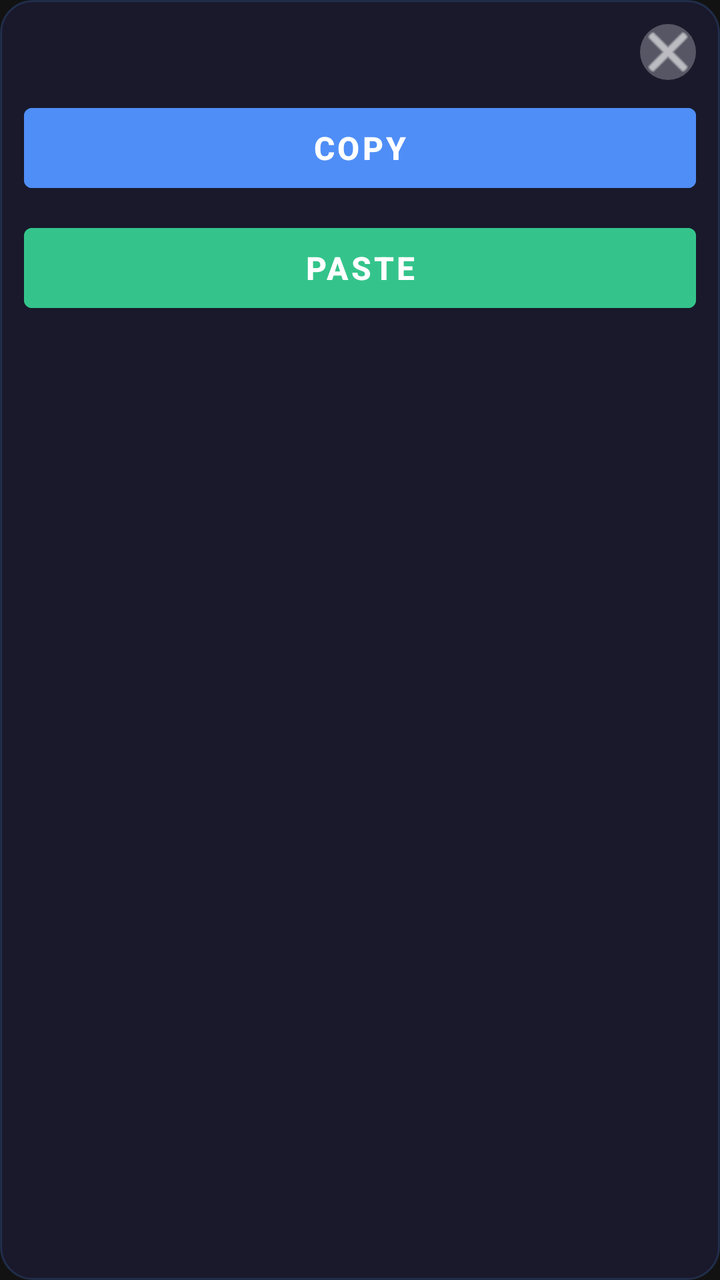
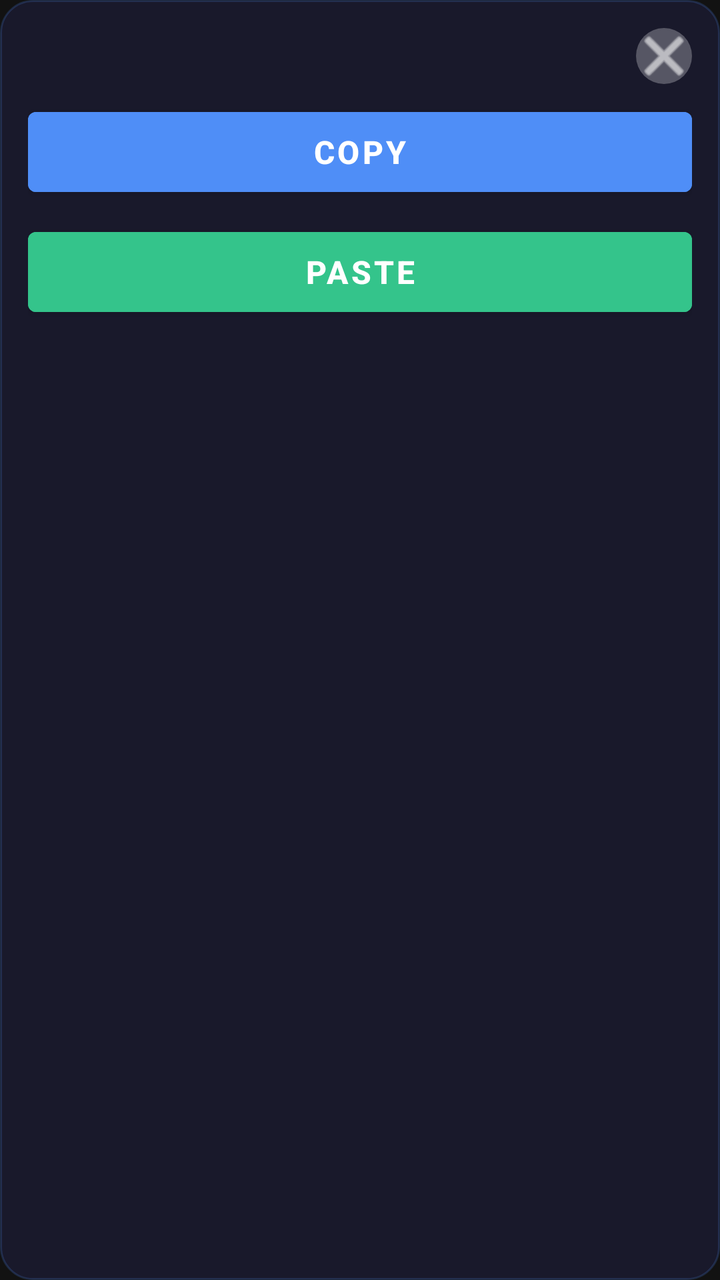

Screens rendered from an Android XML layout before and after an edit, with the pre-edit source and the edit as a unified diff.
<!-- AndroidManifest.xml: application theme Theme.BubbleApp -->
<!-- res/layout/view_panel.xml -->
<?xml version="1.0" encoding="utf-8"?>
<LinearLayout xmlns:android="http://schemas.android.com/apk/res/android"
    android:layout_width="160dp"
    android:layout_height="wrap_content"
    android:orientation="vertical"
    android:background="@drawable/panel_bg"
    android:padding="12dp"
    android:elevation="16dp">

    
    <ImageButton
        android:id="@+id/btnMinimize"
        android:layout_width="28dp"
        android:layout_height="28dp"
        android:layout_gravity="end"
        android:layout_marginBottom="8dp"
        android:src="@android:drawable/ic_menu_close_clear_cancel"
        android:background="@drawable/round_btn_bg"
        android:tint="#FFFFFF"
        android:contentDescription="Minimize"
        android:padding="4dp"/>

    
    <Button
        android:id="@+id/btnCopy"
        android:layout_width="match_parent"
        android:layout_height="52dp"
        android:text="Copy"
        android:textSize="16sp"
        android:textStyle="bold"
        android:backgroundTint="#4F8EF7"
        android:textColor="#FFFFFF"
        android:layout_marginBottom="8dp"/>

    
    <Button
        android:id="@+id/btnPaste"
        android:layout_width="match_parent"
        android:layout_height="52dp"
        android:text="Paste"
        android:textSize="16sp"
        android:textStyle="bold"
        android:backgroundTint="#34C48B"
        android:textColor="#FFFFFF"/>

</LinearLayout>
<!-- resources referenced by this layout -->
<resources>
  <!-- drawable panel_bg (drawable) -->
  <?xml version="1.0" encoding="utf-8"?>
  <shape xmlns:android="http://schemas.android.com/apk/res/android"
      android:shape="rectangle">
      <solid android:color="#EE1A1A2E"/>
      <corners android:radius="16dp"/>
      <stroke android:width="1dp" android:color="#334F8EF7"/>
  </shape>
  <!-- drawable round_btn_bg (drawable) -->
  <?xml version="1.0" encoding="utf-8"?>
  <shape xmlns:android="http://schemas.android.com/apk/res/android"
      android:shape="oval">
      <solid android:color="#44FFFFFF"/>
  </shape>
  <style name="Theme.BubbleApp" parent="Theme.MaterialComponents.DayNight.NoActionBar">
          <item name="colorPrimary">#4F8EF7</item>
          <item name="colorPrimaryVariant">#2D6FD4</item>
          <item name="colorOnPrimary">#FFFFFF</item>
          <item name="android:windowBackground">#121212</item>
      </style>
</resources>

<!-- the commit's change to res/layout/view_panel.xml (unified diff, before → after) -->
@@ -1,10 +1,10 @@
 <?xml version="1.0" encoding="utf-8"?>
 <LinearLayout xmlns:android="http://schemas.android.com/apk/res/android"
-    android:layout_width="160dp"
+    android:layout_width="200dp"
     android:layout_height="wrap_content"
     android:orientation="vertical"
     android:background="@drawable/panel_bg"
-    android:padding="12dp"
+    android:padding="14dp"
     android:elevation="16dp">
 
     
